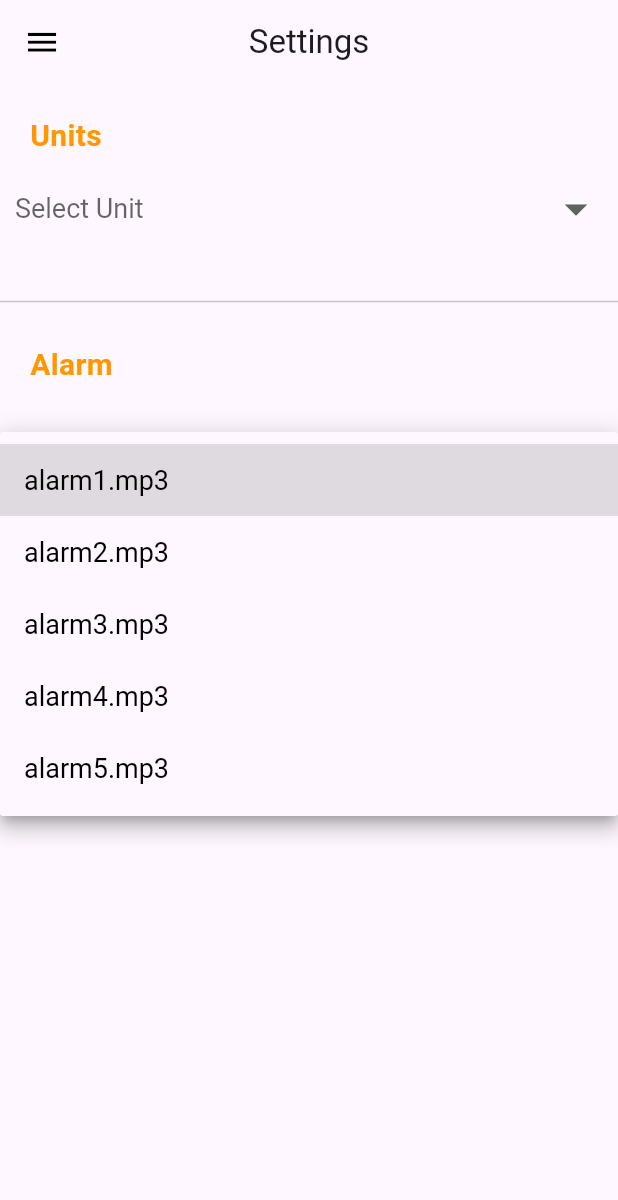
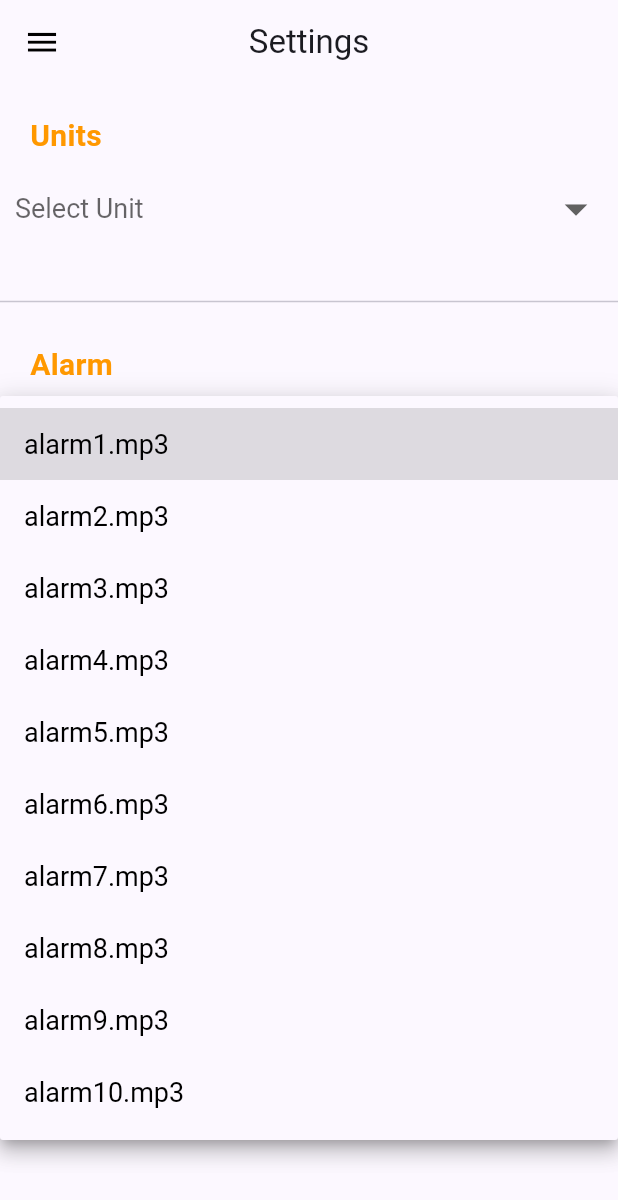
Before and after one commit to Brinda2802/gps_alarm, a Flutter app: the Settings screen opened directly, after a tap on "Select Ringtones", on a phone screen of 412 x 824 dp. Shown: the top 1200 px of the screen. Run offline on Flutter 3.47's test engine with Material 3 defaults, Android fonts, the phone set to English and light mode, and no system bars; our stand-ins replace audioplayers, file_picker, flutter_advanced_switch, flutter_local_notifications, geocoding, google_maps_flutter and 5 more; missing offline and left inert: flutter_background_service; accounts and stored records are empty.

Commit message:
settings ringtone pages

```diff
--- /dev/null
+++ b/assets/list.txt
@@ -0,0 +1 @@
+alarm1.mp3,alarm2.mp3,alarm3.mp3,alarm4.mp3,alarm5.mp3,alarm6.mp3,alarm7.mp3,alarm8.mp3,alarm9.mp3,alarm10.mp3
--- a/assets/ringtone/list.txt
+++ /dev/null
@@ -1,5 +0,0 @@
-alarm1.mp3
-alarm2.mp3
-alarm3.mp3
-alarm4.mp3
-alarm5.mp3
--- a/lib/Homescreens/settings.dart
+++ b/lib/Homescreens/settings.dart
@@ -23,7 +23,7 @@ class Settings extends StatefulWidget {
 }
 
 class _SettingsState extends State<Settings> {
-  final AudioPlayer _audioPlayer = AudioPlayer();
+  late  final AudioPlayer _audioPlayer = AudioPlayer();
 
 
   double radius=0;
@@ -54,9 +54,10 @@ class _SettingsState extends State<Settings> {
       )).toList(),
       onChanged: (value) {
         setState(() {
+          print(value);
           selectedRingtone = value;
           _saveSelectedRingtone();
-          _playRingtone(selectedRingtone!);
+           _playRingtone(selectedRingtone!);
           // Use selectedRingtone to play the ringtone or set notification sound
         });
       },
@@ -74,8 +75,8 @@ class _SettingsState extends State<Settings> {
   Future<void> _loadRingtones() async {
     try {
       if (listFileExists) {  // Check if list.txt exists (optional)
-        ringtones = await rootBundle.loadString('assets/ringtone/list.txt').then(
-              (data) => data.split('\n'),
+        ringtones = await rootBundle.loadString('assets/list.txt').then(
+              (data) => data.split(','),
         );
       } else {
         // Handle the case where list.txt is missing (optional)
@@ -90,11 +91,30 @@ class _SettingsState extends State<Settings> {
     final prefs = await SharedPreferences.getInstance();
     await prefs.setString('selectedRingtone', selectedRingtone!);
   }
+  // Future<void> _playRingtone(String ringtone) async {
+  //   // Replace 'assets/ringtones/' with your actual path if different
+  //   final ringtonePath = 'ringtone/$ringtone';
+  //   print("$ringtone");
+  //   try {
+  //     await _audioPlayer.setSource(AssetSource(ringtonePath));
+  //     print("$ringtone");
+  //     print("is successfull ");
+  //   } catch (e) {
+  //     if (e is PlatformException) {
+  //       print('Audio playback error: ${e.message}'); // Log the entire error message
+  //     } else {
+  //       print('Unexpected error: $e');
+  //     }
+  //   }
+  //
+  // }
   Future<void> _playRingtone(String ringtone) async {
-    // Replace 'assets/ringtones/' with your actual path if different
-    final ringtonePath = 'assets/ringtone/$ringtone';
+    // Ensure assets/alarm_ringtones/ is the correct path
+    final ringtonePath = '$ringtone';
     try {
-      await _audioPlayer.play(UrlSource(ringtonePath));
+      await _audioPlayer.play(AssetSource(ringtonePath));
+      // await _audioPlayer.setSource(AssetSource(ringtonePath));
+      // await _audioPlayer.resume(); // Start playing the ringtone
     } catch (e) {
       if (e is PlatformException) {
         print('Audio playback error: ${e.message}'); // Log the entire error message
@@ -102,13 +122,29 @@ class _SettingsState extends State<Settings> {
         print('Unexpected error: $e');
       }
     }
-
   }
   @override
-  void initState() {
+  @override
+  void dispose() {
+    super.dispose();
+    _audioPlayer.stop(); // Stop the audio player when the widget is disposed
+  }
+  void initState()  {
     super.initState();
     _loadSelectedUnit();
     _loadRingtones();
+    _buildRingtoneDropdown();
+
+
+
+    // Set the release mode to keep the source after playback has completed.
+
+
+    // Start the player as soon as the app is displayed.
+    // WidgetsBinding.instance.addPostFrameCallback((_) async {
+    //   await _audioPlayer.setSource(AssetSource( "ringtone/$ringtones"));
+    //   await _audioPlayer.resume();
+    // });
     // Load selected unit when the widget initializes
   }
   // Method to load the selected unit from shared preferences
@@ -352,9 +388,7 @@ class _SettingsState extends State<Settings> {
           //   ),
           // ),
 
-          SizedBox(
-            height: 20,
-          ),
+
           // MeterCalculatorWidget(callback: updateradiusvalue),
           // Expanded(child: _buildRingtoneDropdown()),
           // DropdownButton<String>(
@@ -370,7 +404,7 @@ class _SettingsState extends State<Settings> {
           // ),
 
 Padding(
-  padding: const EdgeInsets.all(8.0),
+  padding: const EdgeInsets.all(4.0),
   child: Container(
     child: _buildRingtoneDropdown(),
   ),
--- a/pubspec.yaml
+++ b/pubspec.yaml
@@ -63,7 +63,9 @@ dev_dependencies:
   flutter_test:
     sdk: flutter
 flutter_launcher_icons:
-  android: "launcher_icon"
+  android: true
+  adaptive_icon_background: #ffffff
+  adaptive_icon_foreground: "assets/icon/play_store_512.png"
   image_path: "assets/icon/play_store_512.png"
   min_sdk_android: 21
 
@@ -88,8 +90,6 @@ flutter:
   # To add assets to your application, add an assets section, like this:
   assets:
      - assets/
-     - assets/ringtone/list.txt
-     - assets/ringtone/
   #   - images/a_dot_ham.jpeg
 
   # An image asset can refer to one or more resolution-specific "variants", see
```
Also changed, not shown: lib/Homescreens/save alarm pages.dart (+3 -8 lines), lib/Map screen page.dart (+3 -10 lines), lib/Track.dart (+4 -10 lines), lib/main.dart (+7 -3 lines), assets/applogo.png (added), assets/icon/play_store_512.png, 31 other files.
